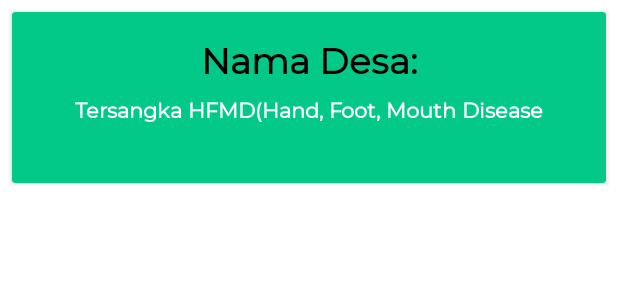
After one commit to rizkysiregar/SKDRApp, an Android app: the layout bottom_sheet.xml on its own in the app's theme, with its tools: preview values and no code run, on a phone screen of 412 x 824 dp. The commit adds this screen. Shown: the top 300 px of the screen. Run offline under Robolectric (Android 15) with nearby library versions, the phone set to English and light mode, and no system bars.

Commit message:
maps bottom sheet

```diff
--- a/app/src/main/java/com/rizkysiregar/skdrapp/add/AddDataActivity.kt
+++ b/app/src/main/java/com/rizkysiregar/skdrapp/add/AddDataActivity.kt
@@ -105,7 +105,6 @@ class AddDataActivity : AppCompatActivity() {
                     override fun onItemSelected(parent: AdapterView<*>?, view: View?, position: Int, id: Long) {
                        binding.tvKodeAdd.text = kode.get(position)
                     }
-
                     override fun onNothingSelected(p0: AdapterView<*>?) {
                         // do nothing
                     }
--- a/app/src/main/java/com/rizkysiregar/skdrapp/recapitulation/RecapitulationFragment.kt
+++ b/app/src/main/java/com/rizkysiregar/skdrapp/recapitulation/RecapitulationFragment.kt
@@ -81,6 +81,7 @@ class RecapitulationFragment : Fragment() {
             val periodic = binding.spMingguRecap.selectedItem.toString().toInt()
             recapitulationViewModel.setSkdrPeriodic(periodic)
         }
+
         val sbWA = StringBuilder()
         val sbSMS = StringBuilder()
 
@@ -89,7 +90,7 @@ class RecapitulationFragment : Fragment() {
             sumSameData(it).also { result ->
                 sbWA.clear()
                 sbSMS.clear()
-                sbWA.append("SKDR ${binding.spMingguRecap.selectedItem}#2023")
+                sbWA.append("SKDR ${binding.spMingguRecap.selectedItem}#${binding.spTahun.selectedItem}")
                 sbSMS.append("MANUAL#${binding.spMingguRecap.selectedItem}")
                 for (skdr in result){
                     sbWA.append("#${skdr.kodePenyakit}${skdr.jumlahPenderita}")
--- /dev/null
+++ b/app/src/main/res/layout/bottom_sheet.xml
@@ -0,0 +1,58 @@
+<?xml version="1.0" encoding="utf-8"?>
+<androidx.constraintlayout.widget.ConstraintLayout xmlns:android="http://schemas.android.com/apk/res/android"
+    xmlns:app="http://schemas.android.com/apk/res-auto"
+    xmlns:tools="http://schemas.android.com/tools"
+    android:layout_width="match_parent"
+    android:layout_height="130dp">
+
+    <androidx.cardview.widget.CardView
+        android:id="@+id/cv_bs"
+        android:layout_width="match_parent"
+        android:backgroundTint="@color/old_green"
+        android:layout_height="match_parent"
+        android:layout_margin="8dp"
+        android:background="@drawable/shape_layout_corners_with_color"
+        app:layout_constraintBottom_toBottomOf="parent"
+        app:layout_constraintEnd_toEndOf="parent"
+        app:layout_constraintStart_toStartOf="parent"
+        app:layout_constraintTop_toTopOf="parent">
+
+        <androidx.constraintlayout.widget.ConstraintLayout
+            android:layout_width="match_parent"
+            android:layout_height="wrap_content">
+
+            <TextView
+                android:id="@+id/tv_title"
+                android:layout_width="wrap_content"
+                android:layout_height="wrap_content"
+                android:layout_marginTop="16dp"
+                tools:text="@string/nama_desa"
+                android:textColor="@color/black"
+                android:fontFamily="@font/montserrat"
+                android:textSize="24sp"
+                android:textStyle="bold"
+                app:layout_constraintEnd_toEndOf="parent"
+                app:layout_constraintStart_toStartOf="parent"
+                app:layout_constraintTop_toTopOf="parent" />
+
+            <TextView
+                android:id="@+id/tv_desc"
+                android:layout_width="match_parent"
+                android:layout_height="wrap_content"
+                tools:text="@string/malaria_mix"
+                android:layout_marginTop="8dp"
+                android:gravity="center_horizontal"
+                android:textColor="@color/white"
+                android:textSize="14sp"
+                android:fontFamily="@font/montserrat"
+                android:textStyle="bold"
+                app:layout_constraintBottom_toBottomOf="parent"
+                app:layout_constraintEnd_toEndOf="@+id/tv_title"
+                app:layout_constraintStart_toStartOf="@+id/tv_title"
+                app:layout_constraintTop_toBottomOf="@+id/tv_title" />
+
+        </androidx.constraintlayout.widget.ConstraintLayout>
+
+    </androidx.cardview.widget.CardView>
+
+</androidx.constraintlayout.widget.ConstraintLayout>
--- a/app/src/main/res/layout/fragment_maps.xml
+++ b/app/src/main/res/layout/fragment_maps.xml
@@ -4,6 +4,6 @@
     android:id="@+id/map"
     android:name="com.google.android.gms.maps.SupportMapFragment"
     android:layout_width="match_parent"
-    android:layout_marginBottom="35dp"
+    android:layout_marginBottom="45dp"
     android:layout_height="match_parent"
     tools:context=".maps.MapsFragment" />
```
Also changed, not shown: app/src/main/java/com/rizkysiregar/skdrapp/maps/MapsFragment.kt (+27 -3 lines).
